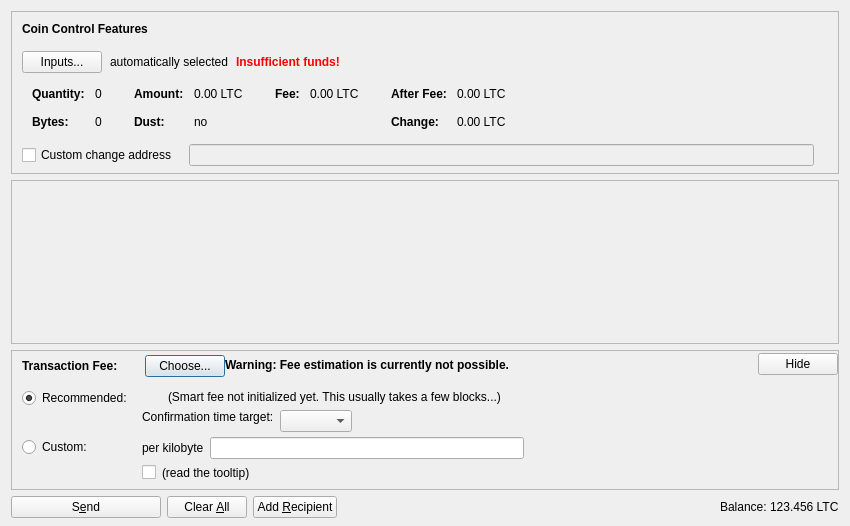
This is src/qt/forms/sendcoinsdialog.ui in armhf16/qcoin as Qt 5 draws it before an edit. The edited form follows.
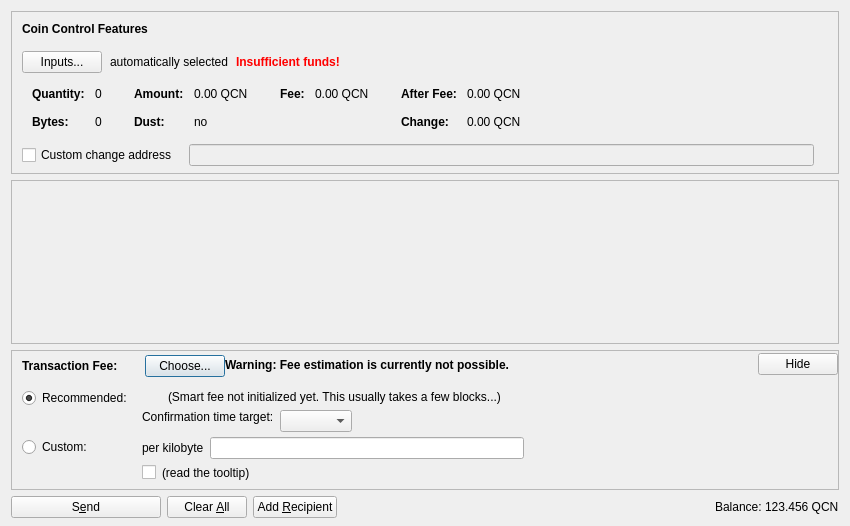
This is the edited form. Icons and pictures are not drawn. Custom widgets are drawn as their Qt base class.

What changed in the file:
```diff
--- a/src/qt/forms/sendcoinsdialog.ui
+++ b/src/qt/forms/sendcoinsdialog.ui
@@ -324,7 +324,7 @@
                   <enum>Qt::ActionsContextMenu</enum>
                  </property>
                  <property name="text">
-                  <string notr="true">0.00 LTC</string>
+                  <string notr="true">0.00 QCN</string>
                  </property>
                  <property name="textInteractionFlags">
                   <set>Qt::LinksAccessibleByMouse|Qt::TextSelectableByKeyboard|Qt::TextSelectableByMouse</set>
@@ -404,7 +404,7 @@
                   <enum>Qt::ActionsContextMenu</enum>
                  </property>
                  <property name="text">
-                  <string notr="true">0.00 LTC</string>
+                  <string notr="true">0.00 QCN</string>
                  </property>
                  <property name="textInteractionFlags">
                   <set>Qt::LinksAccessibleByMouse|Qt::TextSelectableByKeyboard|Qt::TextSelectableByMouse</set>
@@ -455,7 +455,7 @@
                   <enum>Qt::ActionsContextMenu</enum>
                  </property>
                  <property name="text">
-                  <string notr="true">0.00 LTC</string>
+                  <string notr="true">0.00 QCN</string>
                  </property>
                  <property name="textInteractionFlags">
                   <set>Qt::LinksAccessibleByMouse|Qt::TextSelectableByKeyboard|Qt::TextSelectableByMouse</set>
@@ -484,7 +484,7 @@
                   <enum>Qt::ActionsContextMenu</enum>
                  </property>
                  <property name="text">
-                  <string notr="true">0.00 LTC</string>
+                  <string notr="true">0.00 QCN</string>
                  </property>
                  <property name="textInteractionFlags">
                   <set>Qt::LinksAccessibleByMouse|Qt::TextSelectableByKeyboard|Qt::TextSelectableByMouse</set>
@@ -1237,7 +1237,7 @@
           <cursorShape>IBeamCursor</cursorShape>
          </property>
          <property name="text">
-          <string notr="true">123.456 LTC</string>
+          <string notr="true">123.456 QCN</string>
          </property>
          <property name="textInteractionFlags">
           <set>Qt::LinksAccessibleByMouse|Qt::TextSelectableByKeyboard|Qt::TextSelectableByMouse</set>
```
Left out of the diff: 4 changed lines with no effect on the pictures.
